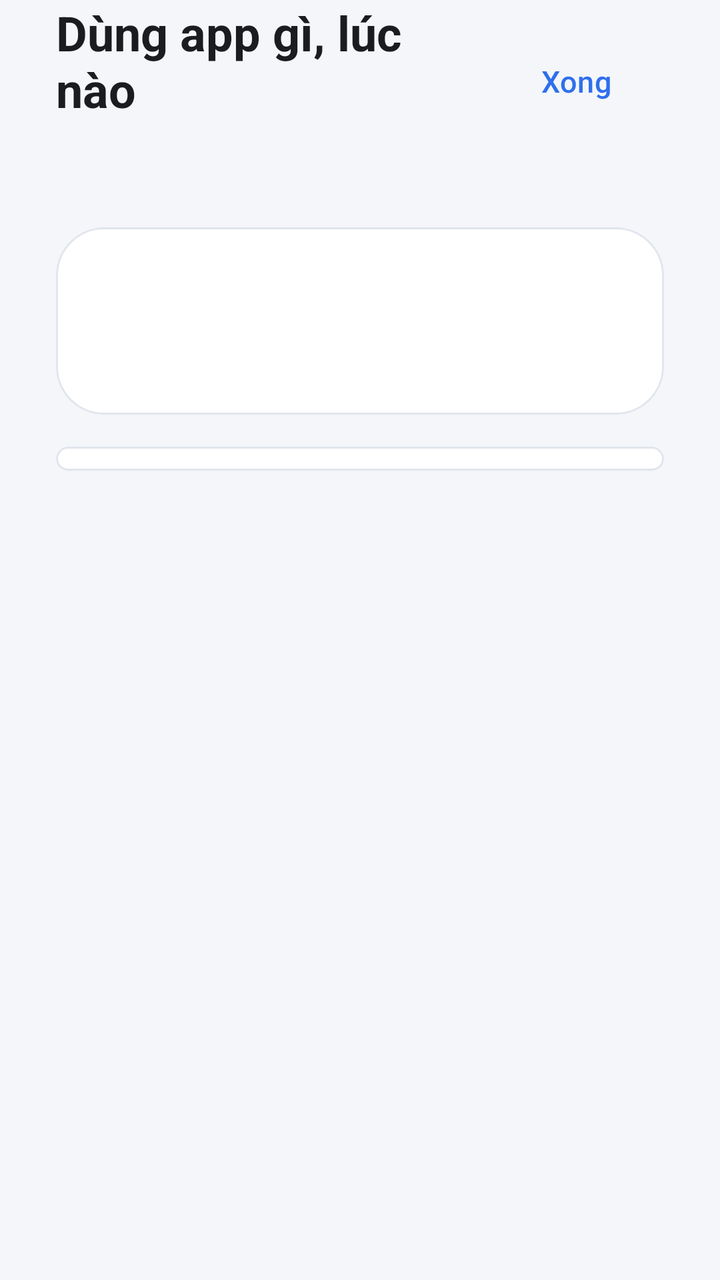
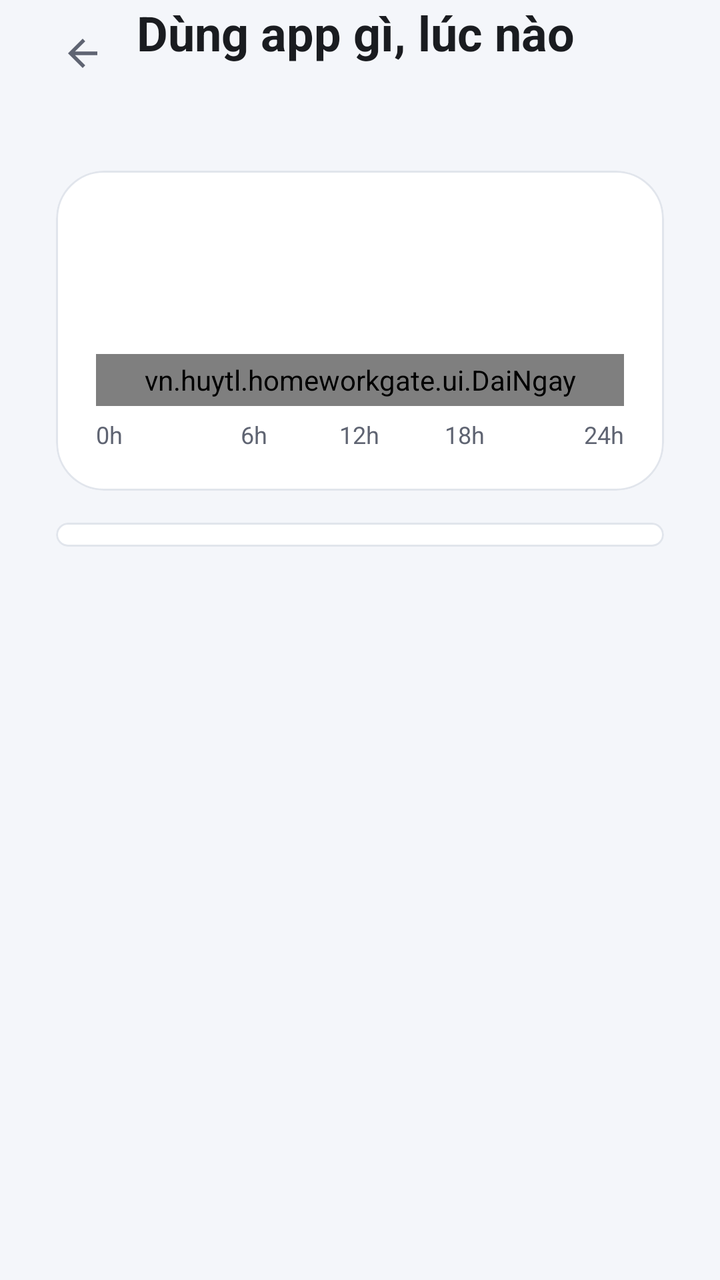

Screens rendered from an Android XML layout before and after an edit, with the pre-edit source and the edit as a unified diff.
<!-- AndroidManifest.xml: application theme Theme.HomeworkGate -->
<!-- res/layout/activity_thong_ke.xml -->
<?xml version="1.0" encoding="utf-8"?>
<androidx.constraintlayout.widget.ConstraintLayout
    xmlns:android="http://schemas.android.com/apk/res/android"
    xmlns:app="http://schemas.android.com/apk/res-auto"
    android:id="@+id/goc"
    android:layout_width="match_parent"
    android:layout_height="match_parent">

    <LinearLayout
        android:layout_width="0dp"
        android:layout_height="0dp"
        android:orientation="vertical"
        android:paddingHorizontal="28dp"
        app:layout_constraintBottom_toBottomOf="parent"
        app:layout_constraintEnd_toEndOf="parent"
        app:layout_constraintStart_toStartOf="parent"
        app:layout_constraintTop_toTopOf="parent"
        app:layout_constraintWidth_max="@dimen/st_be_rong_toi_da">

    <LinearLayout
        android:layout_width="match_parent"
        android:layout_height="wrap_content"
        android:gravity="center_vertical">

        <LinearLayout
            android:layout_width="0dp"
            android:layout_height="wrap_content"
            android:layout_weight="1"
            android:orientation="vertical">

            <TextView
                android:layout_width="wrap_content"
                android:layout_height="wrap_content"
                android:text="@string/thong_ke_title"
                android:textColor="@color/ink"
                android:textSize="24sp"
                android:textStyle="bold" />

            <TextView
                android:id="@+id/txt_phu_de"
                android:layout_width="match_parent"
                android:layout_height="wrap_content"
                android:paddingTop="2dp"
                android:textColor="@color/ink_soft"
                android:textSize="14sp" />
        </LinearLayout>

        <com.google.android.material.button.MaterialButton
            android:id="@+id/btn_done"
            style="@style/Widget.Material3.Button.TextButton"
            android:layout_width="wrap_content"
            android:layout_height="wrap_content"
            android:text="@string/ok"
            android:textSize="15sp" />
    </LinearLayout>

    
    <HorizontalScrollView
        android:id="@+id/cuon_ngay"
        android:layout_width="match_parent"
        android:layout_height="wrap_content"
        android:layout_marginTop="16dp"
        android:scrollbars="none">

        <LinearLayout
            android:id="@+id/hang_ngay"
            android:layout_width="wrap_content"
            android:layout_height="wrap_content"
            android:orientation="horizontal" />
    </HorizontalScrollView>

    <ScrollView
        android:layout_width="match_parent"
        android:layout_height="0dp"
        android:layout_weight="1"
        android:layout_marginTop="16dp"
        android:scrollbars="none">

        <LinearLayout
            android:layout_width="match_parent"
            android:layout_height="wrap_content"
            android:orientation="vertical">

            <com.google.android.material.card.MaterialCardView
                style="@style/Card"
                android:layout_width="match_parent"
                android:layout_height="wrap_content">

                <LinearLayout
                    android:layout_width="match_parent"
                    android:layout_height="wrap_content"
                    android:orientation="vertical"
                    android:padding="20dp">

                    <TextView
                        android:id="@+id/txt_tong"
                        android:layout_width="match_parent"
                        android:layout_height="wrap_content"
                        android:textColor="@color/ink"
                        android:textSize="22sp"
                        android:textStyle="bold" />

                    <TextView
                        android:id="@+id/txt_khung_gio"
                        style="@style/Text.Body"
                        android:layout_width="match_parent"
                        android:layout_height="wrap_content"
                        android:layout_marginTop="4dp"
                        android:textSize="15sp" />
                </LinearLayout>
            </com.google.android.material.card.MaterialCardView>

            <com.google.android.material.card.MaterialCardView
                android:id="@+id/the_danh_sach"
                style="@style/Card"
                android:layout_width="match_parent"
                android:layout_height="wrap_content"
                android:layout_marginTop="16dp">

                <LinearLayout
                    android:id="@+id/danh_sach"
                    android:layout_width="match_parent"
                    android:layout_height="wrap_content"
                    android:orientation="vertical"
                    android:paddingVertical="6dp" />
            </com.google.android.material.card.MaterialCardView>

            <TextView
                android:id="@+id/txt_trong"
                style="@style/Text.Body"
                android:layout_width="match_parent"
                android:layout_height="wrap_content"
                android:layout_marginTop="24dp"
                android:gravity="center"
                android:textSize="16sp"
                android:visibility="gone" />

            <TextView
                android:id="@+id/txt_ghi_chu"
                android:layout_width="match_parent"
                android:layout_height="wrap_content"
                android:layout_marginTop="18dp"
                android:textColor="@color/ink_soft"
                android:textSize="13sp" />
        </LinearLayout>
    </ScrollView>
</LinearLayout>
</androidx.constraintlayout.widget.ConstraintLayout>
<!-- resources referenced by this layout -->
<resources>
  <color name="ink">#1A1C20</color>
  <color name="ink_soft">#5F6472</color>
  <dimen name="st_be_rong_toi_da">720dp</dimen>
  <string name="ok">Xong</string>
  <string name="thong_ke_title">Dùng app gì, lúc nào</string>
  <style name="Card" parent="Widget.Material3.CardView.Elevated">
          
          <item name="cardBackgroundColor">@color/surface</item>
          <item name="cardCornerRadius">24dp</item>
          <item name="cardElevation">0dp</item>
          <item name="strokeWidth">1dp</item>
          <item name="strokeColor">@color/line</item>
      </style>
  <style name="Text.Body" parent="TextAppearance.Material3.BodyLarge">
          <item name="android:textColor">@color/ink_soft</item>
          <item name="android:textSize">17sp</item>
      </style>
  <style name="Theme.HomeworkGate" parent="Theme.Material3.Light.NoActionBar">
          <item name="colorPrimary">@color/brand</item>
          <item name="colorOnPrimary">#FFFFFF</item>
          <item name="colorPrimaryContainer">@color/brand_soft</item>
          <item name="colorOnPrimaryContainer">@color/brand_dark</item>
          <item name="android:colorBackground">@color/canvas</item>
          <item name="colorSurface">@color/surface</item>
          <item name="colorOnSurface">@color/ink</item>
          <item name="android:statusBarColor">@color/canvas</item>
          <item name="android:navigationBarColor">@color/canvas</item>
          <item name="android:windowLightStatusBar">true</item>
          <item name="android:windowLightNavigationBar">true</item>
      </style>
  <color name="surface">#FFFFFF</color>
  <color name="line">#E1E5EC</color>
  <color name="brand">#2F6FED</color>
  <color name="brand_soft">#E8F0FE</color>
  <color name="brand_dark">#1B4FC0</color>
  <color name="canvas">#F4F6FA</color>
</resources>

<!-- the commit's change to res/layout/activity_thong_ke.xml (unified diff, before → after) -->
@@ -14,13 +14,24 @@
         app:layout_constraintBottom_toBottomOf="parent"
         app:layout_constraintEnd_toEndOf="parent"
         app:layout_constraintStart_toStartOf="parent"
-        app:layout_constraintTop_toTopOf="parent"
-        app:layout_constraintWidth_max="@dimen/st_be_rong_toi_da">
+        app:layout_constraintTop_toTopOf="parent">
 
     <LinearLayout
         android:layout_width="match_parent"
         android:layout_height="wrap_content"
         android:gravity="center_vertical">
+
+        <com.google.android.material.button.MaterialButton
+            android:id="@+id/btn_done"
+            style="@style/Widget.Material3.Button.IconButton"
+            android:layout_width="48dp"
+            android:layout_height="48dp"
+            android:layout_marginStart="-12dp"
+            android:layout_marginEnd="4dp"
+            android:contentDescription="Quay lại"
+            app:icon="@drawable/st_ic_quay_lai"
+            app:iconSize="22dp"
+            app:iconTint="@color/ink_soft" />
 
         <LinearLayout
             android:layout_width="0dp"
@@ -44,14 +55,6 @@
                 android:textColor="@color/ink_soft"
                 android:textSize="14sp" />
         </LinearLayout>
-
-        <com.google.android.material.button.MaterialButton
-            android:id="@+id/btn_done"
-            style="@style/Widget.Material3.Button.TextButton"
-            android:layout_width="wrap_content"
-            android:layout_height="wrap_content"
-            android:text="@string/ok"
-            android:textSize="15sp" />
     </LinearLayout>
 
     
@@ -107,6 +110,64 @@
                         android:layout_height="wrap_content"
                         android:layout_marginTop="4dp"
                         android:textSize="15sp" />
+
+                    
+                    <vn.huytl.homeworkgate.ui.DaiNgay
+                        android:id="@+id/dai_ngay"
+                        android:layout_width="match_parent"
+                        android:layout_height="26dp"
+                        android:layout_marginTop="18dp" />
+
+                    <LinearLayout
+                        android:layout_width="match_parent"
+                        android:layout_height="wrap_content"
+                        android:layout_marginTop="6dp"
+                        android:orientation="horizontal">
+
+                        <TextView
+                            android:layout_width="0dp"
+                            android:layout_height="wrap_content"
+                            android:layout_weight="1"
+                            android:text="0h"
+                            android:textColor="@color/ink_soft"
+                            android:textSize="12sp" />
+
+                        <TextView
+                            android:layout_width="0dp"
+                            android:layout_height="wrap_content"
+                            android:layout_weight="1"
+                            android:gravity="center"
+                            android:text="6h"
+                            android:textColor="@color/ink_soft"
+                            android:textSize="12sp" />
+
+                        <TextView
+                            android:layout_width="0dp"
+                            android:layout_height="wrap_content"
+                            android:layout_weight="1"
+                            android:gravity="center"
+                            android:text="12h"
+                            android:textColor="@color/ink_soft"
+                            android:textSize="12sp" />
+
+                        <TextView
+                            android:layout_width="0dp"
+                            android:layout_height="wrap_content"
+                            android:layout_weight="1"
+                            android:gravity="center"
+                            android:text="18h"
+                            android:textColor="@color/ink_soft"
+                            android:textSize="12sp" />
+
+                        <TextView
+                            android:layout_width="0dp"
+                            android:layout_height="wrap_content"
+                            android:layout_weight="1"
+                            android:gravity="end"
+                            android:text="24h"
+                            android:textColor="@color/ink_soft"
+                            android:textSize="12sp" />
+                    </LinearLayout>
                 </LinearLayout>
             </com.google.android.material.card.MaterialCardView>
 
<!-- resource entries referenced after the edit -->
@@ -2,8 +2,14 @@
 <resources>
   <color name="ink">#1A1C20</color>
   <color name="ink_soft">#5F6472</color>
-  <dimen name="st_be_rong_toi_da">720dp</dimen>
-  <string name="ok">Xong</string>
+  <!-- drawable st_ic_quay_lai (drawable) -->
+  <vector xmlns:android="http://schemas.android.com/apk/res/android"
+      android:width="24dp" android:height="24dp"
+      android:viewportWidth="24" android:viewportHeight="24"
+      android:autoMirrored="true">
+      <path android:fillColor="#FFFFFF"
+          android:pathData="M20,11H7.83l5.59,-5.59L12,4l-8,8 8,8 1.41,-1.41L7.83,13H20v-2z" />
+  </vector>
   <string name="thong_ke_title">Dùng app gì, lúc nào</string>
   <style name="Card" parent="Widget.Material3.CardView.Elevated">
           
